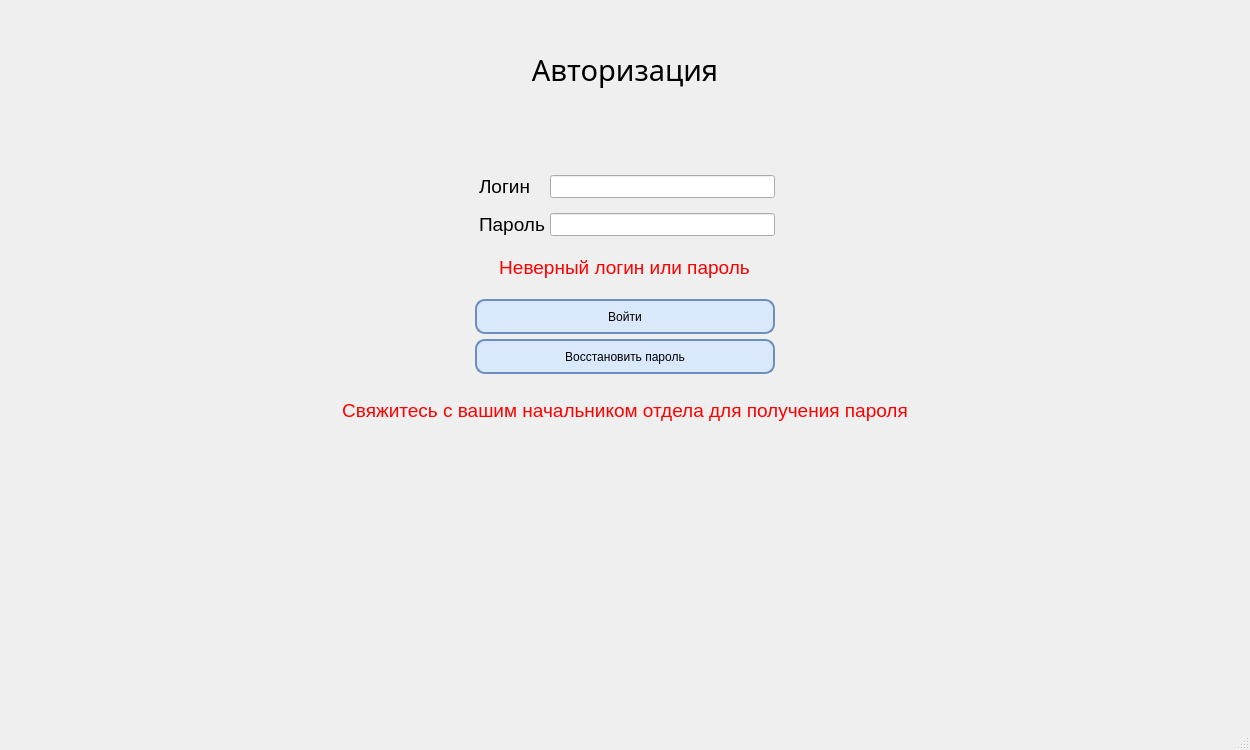
Qt form MainMenu/UI/MainWindow.ui (G3RKA/EFS-Energy-Forecasting-System) before a commit.
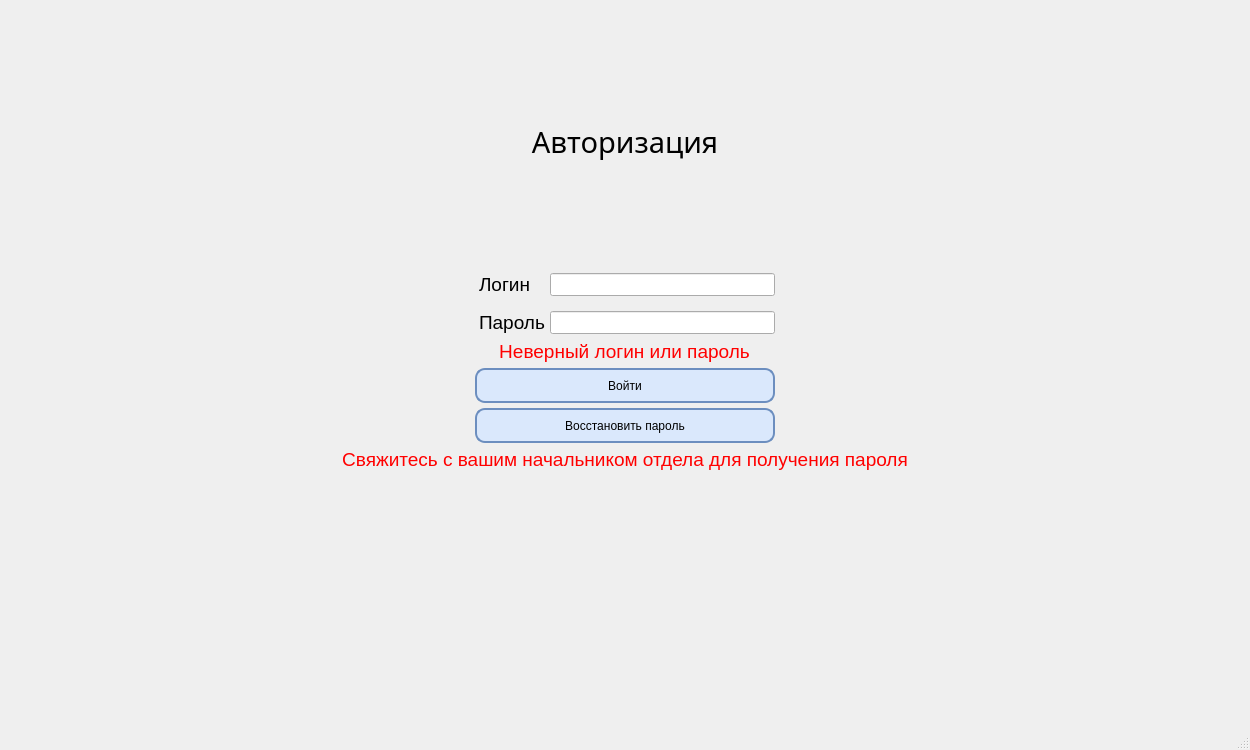
The same form after that commit. Icons and pictures are not drawn. Custom widgets are drawn as their Qt base class.

The edit to the form file:
```diff
--- a/MainMenu/UI/MainWindow.ui
+++ b/MainMenu/UI/MainWindow.ui
@@ -27,7 +27,7 @@
     <property name="topMargin">
      <number>0</number>
     </property>
-    <item>
+    <item alignment="Qt::AlignmentFlag::AlignTop">
      <widget class="QStackedWidget" name="PageWidget">
       <property name="layoutDirection">
        <enum>Qt::LayoutDirection::LeftToRight</enum>
@@ -59,7 +59,7 @@
        </property>
        <layout class="QVBoxLayout" name="verticalLayout_3" stretch="0,0">
         <property name="spacing">
-         <number>0</number>
+         <number>9</number>
         </property>
         <property name="leftMargin">
          <number>0</number>
@@ -117,12 +117,12 @@
              <enum>Qt::Orientation::Vertical</enum>
             </property>
             <property name="sizeType">
-             <enum>QSizePolicy::Policy::Fixed</enum>
+             <enum>QSizePolicy::Policy::Preferred</enum>
             </property>
             <property name="sizeHint" stdset="0">
              <size>
               <width>20</width>
-              <height>50</height>
+              <height>25</height>
              </size>
             </property>
            </spacer>
@@ -155,7 +155,7 @@
              <enum>Qt::Orientation::Vertical</enum>
             </property>
             <property name="sizeType">
-             <enum>QSizePolicy::Policy::Fixed</enum>
+             <enum>QSizePolicy::Policy::Preferred</enum>
             </property>
             <property name="sizeHint" stdset="0">
              <size>
@@ -165,17 +165,15 @@
             </property>
            </spacer>
           </item>
-          <item>
-           <layout class="QVBoxLayout" name="AuthLayout">
-            <property name="spacing">
-             <number>5</number>
+          <item alignment="Qt::AlignmentFlag::AlignHCenter|Qt::AlignmentFlag::AlignTop">
+           <widget class="QFrame" name="frame">
+            <property name="frameShape">
+             <enum>QFrame::Shape::NoFrame</enum>
             </property>
-            <property name="sizeConstraint">
-             <enum>QLayout::SizeConstraint::SetDefaultConstraint</enum>
+            <property name="frameShadow">
+             <enum>QFrame::Shadow::Raised</enum>
             </property>
-            <property name="leftMargin">
-             <number>0</number>
-            </property>
+            <layout class="QVBoxLayout" name="verticalLayout_5">
             <item>
              <layout class="QFormLayout" name="AuthInfoLayout">
               <property name="sizeConstraint">
@@ -244,22 +242,6 @@
               </item>
              </layout>
             </item>
-            <item>
-             <spacer name="LogButtonSpacer">
-              <property name="orientation">
-               <enum>Qt::Orientation::Vertical</enum>
-              </property>
-              <property name="sizeType">
-               <enum>QSizePolicy::Policy::Minimum</enum>
-              </property>
-              <property name="sizeHint" stdset="0">
-               <size>
-                <width>20</width>
-                <height>15</height>
-               </size>
-              </property>
-             </spacer>
-            </item>
             <item>
              <layout class="QVBoxLayout" name="ButtonLayout">
               <property name="spacing">
@@ -268,15 +250,27 @@
               <property name="sizeConstraint">
                <enum>QLayout::SizeConstraint::SetDefaultConstraint</enum>
               </property>
-              <item alignment="Qt::AlignmentFlag::AlignHCenter|Qt::AlignmentFlag::AlignVCenter">
+               <item alignment="Qt::AlignmentFlag::AlignHCenter">
                <widget class="QLabel" name="ErrorLabel">
                 <property name="enabled">
                  <bool>true</bool>
                 </property>
+                 <property name="sizePolicy">
+                  <sizepolicy hsizetype="Preferred" vsizetype="Minimum">
+                   <horstretch>0</horstretch>
+                   <verstretch>0</verstretch>
+                  </sizepolicy>
+                 </property>
+                 <property name="minimumSize">
+                  <size>
+                   <width>325</width>
+                   <height>0</height>
+                  </size>
+                 </property>
                 <property name="maximumSize">
                  <size>
-                  <width>500</width>
-                  <height>50</height>
+                   <width>375</width>
+                   <height>16777215</height>
                  </size>
                 </property>
                 <property name="palette">
@@ -317,25 +311,15 @@
                 <property name="alignment">
                  <set>Qt::AlignmentFlag::AlignCenter</set>
                 </property>
-               </widget>
-              </item>
-              <item>
-               <spacer name="verticalSpacer_2">
-                <property name="orientation">
-                 <enum>Qt::Orientation::Vertical</enum>
-                </property>
-                <property name="sizeType">
-                 <enum>QSizePolicy::Policy::Preferred</enum>
-                </property>
-                <property name="sizeHint" stdset="0">
-                 <size>
-                  <width>20</width>
-                  <height>15</height>
-                 </size>
-                </property>
-               </spacer>
-              </item>
-              <item alignment="Qt::AlignmentFlag::AlignHCenter|Qt::AlignmentFlag::AlignVCenter">
+                 <property name="wordWrap">
+                  <bool>true</bool>
+                 </property>
+                 <property name="margin">
+                  <number>5</number>
+                 </property>
+                </widget>
+               </item>
+               <item alignment="Qt::AlignmentFlag::AlignHCenter">
                <widget class="QPushButton" name="LogInButton">
                 <property name="minimumSize">
                  <size>
@@ -357,7 +341,7 @@
                 </property>
                </widget>
               </item>
-              <item alignment="Qt::AlignmentFlag::AlignHCenter|Qt::AlignmentFlag::AlignVCenter">
+               <item alignment="Qt::AlignmentFlag::AlignHCenter">
                <widget class="QPushButton" name="RecoveryButton">
                 <property name="minimumSize">
                  <size>
@@ -380,22 +364,6 @@
                </widget>
               </item>
               <item>
-               <spacer name="verticalSpacer_3">
-                <property name="orientation">
-                 <enum>Qt::Orientation::Vertical</enum>
-                </property>
-                <property name="sizeType">
-                 <enum>QSizePolicy::Policy::Preferred</enum>
-                </property>
-                <property name="sizeHint" stdset="0">
-                 <size>
-                  <width>20</width>
-                  <height>20</height>
-                 </size>
-                </property>
-               </spacer>
-              </item>
-              <item alignment="Qt::AlignmentFlag::AlignHCenter|Qt::AlignmentFlag::AlignVCenter">
                <widget class="QLabel" name="RecoveryLabel">
                 <property name="sizePolicy">
                  <sizepolicy hsizetype="Preferred" vsizetype="Fixed">
@@ -443,24 +411,22 @@
                 </property>
                </widget>
               </item>
+              </layout>
+             </item>
+            </layout>
+           </widget>
+          </item>
               <item>
-               <spacer name="BottomSpacer">
-                <property name="orientation">
-                 <enum>Qt::Orientation::Vertical</enum>
-                </property>
-                <property name="sizeType">
-                 <enum>QSizePolicy::Policy::MinimumExpanding</enum>
-                </property>
-                <property name="sizeHint" stdset="0">
-                 <size>
-                  <width>20</width>
-                  <height>225</height>
-                 </size>
-                </property>
-               </spacer>
-              </item>
-             </layout>
-            </item>
+           <layout class="QVBoxLayout" name="AuthLayout">
+            <property name="spacing">
+             <number>6</number>
+            </property>
+            <property name="sizeConstraint">
+             <enum>QLayout::SizeConstraint::SetDefaultConstraint</enum>
+            </property>
+            <property name="leftMargin">
+             <number>0</number>
+            </property>
            </layout>
           </item>
          </layout>
```
Left out of the diff: 3 changed lines with no effect on the pictures. Lines whose indentation alone changed are shown as unchanged.
